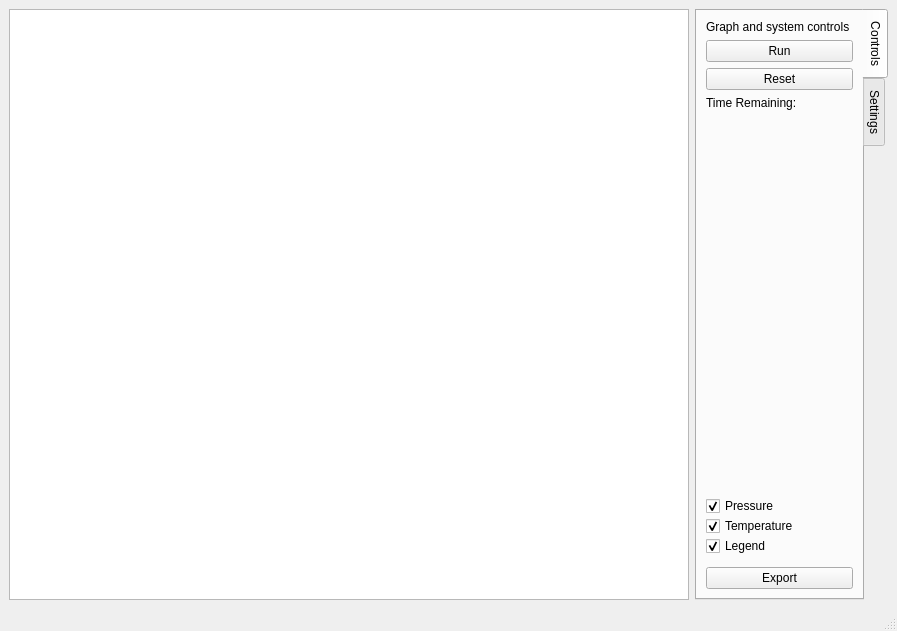
Old version of the form app.ui in the repository louis-spencer/PVSL_Testing.
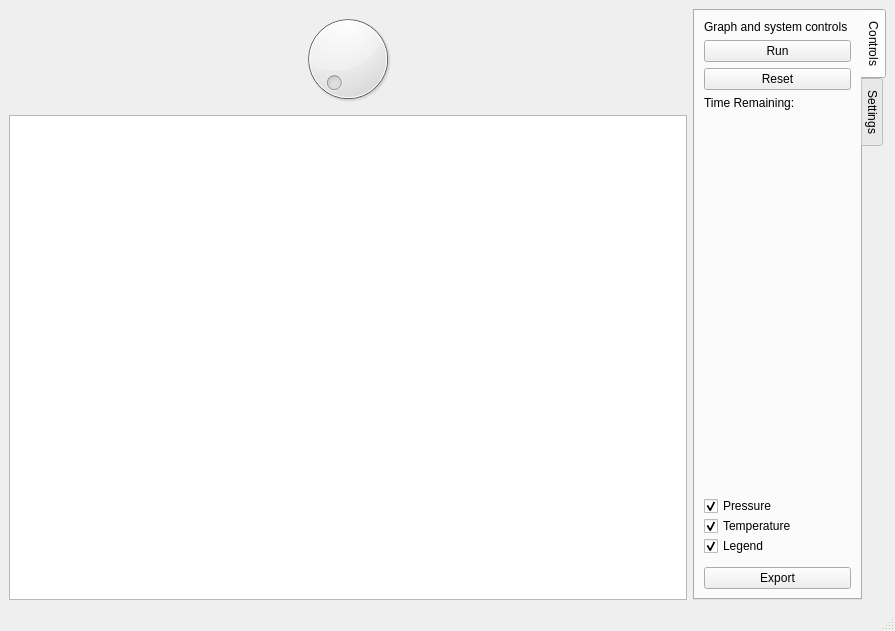
New version of the form.

Commit message: created app.py with >pyuic5 -x app.ui -o app.py

```diff
--- a/app.ui
+++ b/app.ui
@@ -6,7 +6,7 @@
    <rect>
     <x>0</x>
     <y>0</y>
-    <width>897</width>
+    <width>895</width>
     <height>631</height>
    </rect>
   </property>
@@ -17,25 +17,9 @@
    <bool>false</bool>
   </property>
   <widget class="QWidget" name="centralwidget">
-   <layout class="QGridLayout" name="gridLayout">
-    <item row="0" column="0">
-     <layout class="QHBoxLayout" name="horizontalLayout">
-      <item>
-       <widget class="QGraphicsView" name="graphicsView">
-        <property name="sizePolicy">
-         <sizepolicy hsizetype="Expanding" vsizetype="Expanding">
-          <horstretch>2</horstretch>
-          <verstretch>0</verstretch>
-         </sizepolicy>
-        </property>
-        <property name="minimumSize">
-         <size>
-          <width>0</width>
-          <height>0</height>
-         </size>
-        </property>
-       </widget>
-      </item>
+   <layout class="QGridLayout" name="gridLayout" columnstretch="1,0,0,0,0">
+    <item row="0" column="4">
+     <layout class="QHBoxLayout" name="horizontalLayout" stretch="0">
       <item>
        <widget class="QTabWidget" name="tabWidget">
         <property name="sizePolicy">
@@ -95,6 +79,9 @@
               <property name="text">
                <string>Time Remaining:</string>
               </property>
+              <property name="wordWrap">
+               <bool>true</bool>
+              </property>
              </widget>
             </item>
            </layout>
@@ -234,6 +221,26 @@
       </item>
      </layout>
     </item>
+    <item row="0" column="0" colspan="4">
+     <layout class="QVBoxLayout" name="verticalLayout_2" stretch="0,0">
+      <property name="bottomMargin">
+       <number>0</number>
+      </property>
+      <item>
+       <widget class="QDial" name="toolbar"/>
+      </item>
+      <item>
+       <widget class="QGraphicsView" name="canvas">
+        <property name="sizePolicy">
+         <sizepolicy hsizetype="Expanding" vsizetype="Expanding">
+          <horstretch>0</horstretch>
+          <verstretch>0</verstretch>
+         </sizepolicy>
+        </property>
+       </widget>
+      </item>
+     </layout>
+    </item>
    </layout>
   </widget>
   <widget class="QStatusBar" name="statusbar"/>
```
Left out of the diff: 4 changed lines with no effect on the pictures. The commit also changes 1 other file.
